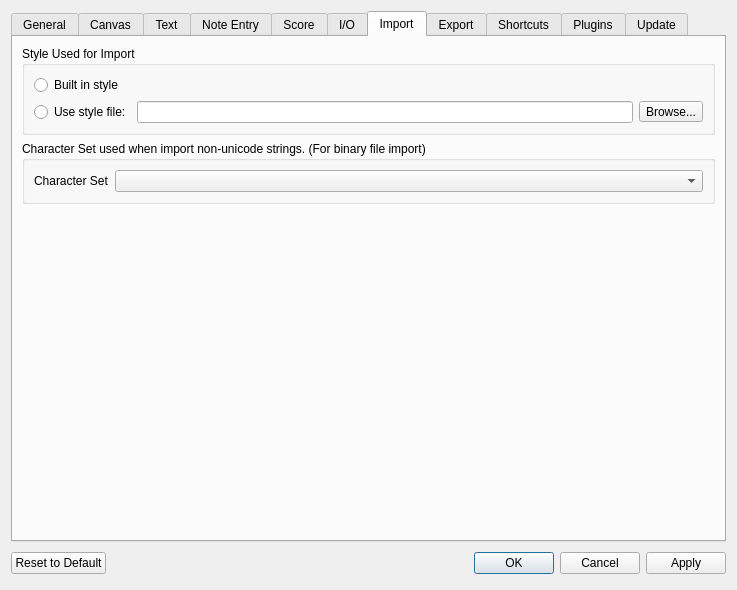
The window that mscore/mscore/prefsdialog.ui (musescore/musescore-old) describes before a commit, drawn with Qt 5.
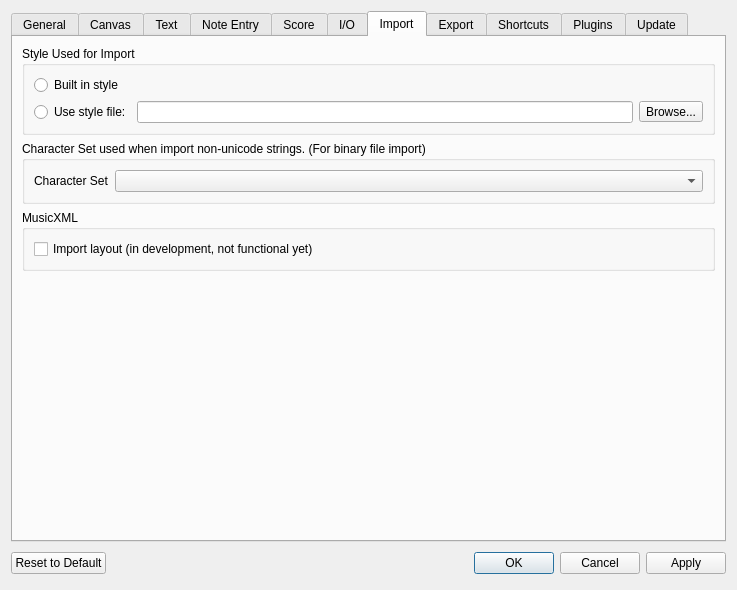
The same window after the commit. The open tabs and pages were chosen to show the change. Custom widgets are drawn as their Qt base class.

What changed in the file:
```diff
--- a/mscore/mscore/prefsdialog.ui
+++ b/mscore/mscore/prefsdialog.ui
@@ -2420,6 +2420,31 @@
          </layout>
         </widget>
        </item>
+       <item>
+        <widget class="QGroupBox" name="groupBox_21">
+         <property name="sizePolicy">
+          <sizepolicy hsizetype="Preferred" vsizetype="Preferred">
+           <horstretch>0</horstretch>
+           <verstretch>0</verstretch>
+          </sizepolicy>
+         </property>
+         <property name="title">
+          <string>MusicXML</string>
+         </property>
+         <property name="flat">
+          <bool>false</bool>
+         </property>
+         <layout class="QHBoxLayout" name="horizontalLayout_10">
+          <item>
+           <widget class="QCheckBox" name="importLayout">
+            <property name="text">
+             <string>Import layout (in development, not functional yet)</string>
+            </property>
+           </widget>
+          </item>
+         </layout>
+        </widget>
+       </item>
        <item>
         <spacer>
          <property name="orientation">
```
